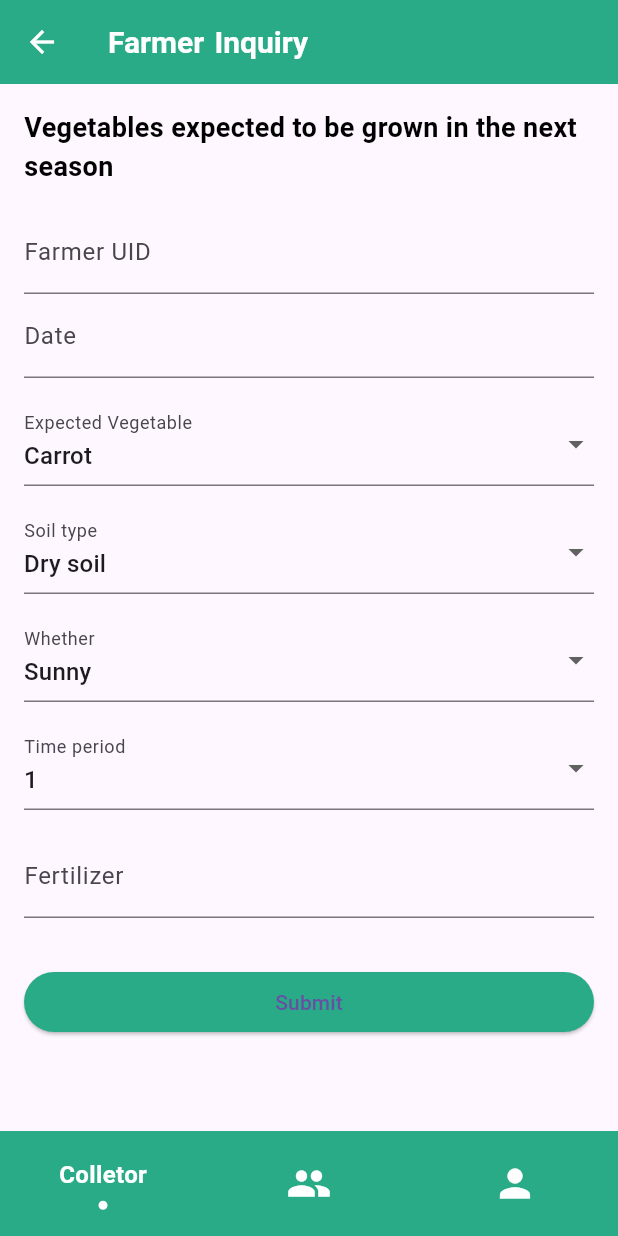
After one commit to SahanMedonsa/saviru-collector, a Flutter app: the UpdateInquiry screen opened by its route, on a phone screen of 412 x 824 dp. The commit adds this screen. Run offline on Flutter 3.47's test engine with Material 3 defaults, Android fonts, the phone set to English and light mode, and no system bars; drawn by our look-alikes of sliding_clipped_nav_bar; our stand-ins replace cloud_firestore, firebase_core, go_router; accounts and stored records are empty.

Commit message:
farmer inquiry

```diff
--- a/collector/lib/main.dart
+++ b/collector/lib/main.dart
@@ -32,7 +32,8 @@ class _MyAppState extends State<MyApp> {
               titleTextStyle: TextStyle(
                   fontSize: 20,
                   color: Colors.white,
-                  fontWeight: FontWeight.w600),
+                  fontWeight: FontWeight.w600,
+                  wordSpacing: 2),
               color: ColorPalette.Jungle_Green,
               iconTheme: IconThemeData(color: Colors.white)),
           elevatedButtonTheme: const ElevatedButtonThemeData(
--- a/collector/lib/navbar/app_navigation.dart
+++ b/collector/lib/navbar/app_navigation.dart
@@ -3,6 +3,7 @@ import 'package:collector/pages/Farmers.dart';
 import 'package:collector/pages/distributor.dart';
 import 'package:collector/pages/farmerinquiry.dart';
 import 'package:collector/pages/hervestcollection.dart';
+import 'package:collector/pages/updateinquiry.dart';
 import 'package:flutter/widgets.dart';
 import 'package:go_router/go_router.dart';
 
@@ -73,7 +74,17 @@ class AppNavigation {
                       key: state.pageKey,
                     );
                   },
+                  routes: [
+                    GoRoute(
+                      path: 'farmerinquiry',
+                      name: 'farmerinquiry',
+                      builder: (context, state) {
+                        return UpdateInquiry(
+                          key: state.pageKey,
+                        );
+                      },
                     )
+                  ])
             ]),
 
             // // distributor
--- a/collector/lib/pages/hervestcollection.dart
+++ b/collector/lib/pages/hervestcollection.dart
@@ -1,4 +1,5 @@
 import 'package:cloud_firestore/cloud_firestore.dart';
+import 'package:collector/components/Colorpallet.dart';
 import 'package:collector/model/FarmerDetailmodel.dart';
 import 'package:collector/service/farmer_db_service.dart';
 import 'package:flutter/material.dart';
@@ -48,7 +49,15 @@ class _farmersState extends State<Collection> {
                   },
                   child: Card(
                     child: ListTile(
-                      title: Text(farmer.firstname),
+                      tileColor: ColorPalette.forest_Green.withOpacity(0.2),
+                      title: Row(
+                        mainAxisAlignment: MainAxisAlignment.spaceBetween,
+                        children: [
+                          Text(farmer.firstname + farmer.lastname),
+                          Text(farmer.phonenum.toString())
+                        ],
+                      ),
+                      subtitle: Text(farmer.nic),
                     ),
                   ),
                 ));
--- /dev/null
+++ b/collector/lib/pages/updateinquiry.dart
@@ -0,0 +1,170 @@
+import 'package:collector/components/Gtext.dart';
+import 'package:flutter/material.dart';
+
+class UpdateInquiry extends StatefulWidget {
+  const UpdateInquiry({super.key});
+
+  @override
+  State<UpdateInquiry> createState() => _farmereInquiryState();
+}
+
+class _farmereInquiryState extends State<UpdateInquiry> {
+  // Define variables to hold form field values
+  String _textField1Value = '';
+  String _textField2Value = '';
+
+  // List of dropdown items
+  List<String> _dropdownItems1 = ['Carrot', 'Carbadge', 'Capcicum'];
+  List<String> _dropdownItems2 = [
+    'Dry soil ',
+    'Clay soil',
+    'Sandy soil',
+    'loang soil'
+  ];
+  List<String> _dropdownItems3 = ['Sunny', 'Rainy', 'Windy', 'Cloudy'];
+  List<String> _dropdownItems4 = ['1', '2', '3', '4', '5', '6'];
+
+  @override
+  Widget build(BuildContext context) {
+    String dropdownValue1 = _dropdownItems1.first;
+    String dropdownValue2 = _dropdownItems2.first;
+    String dropdownValue3 = _dropdownItems3.first;
+    String dropdownValue4 = _dropdownItems4.first;
+
+    return Scaffold(
+      appBar: AppBar(
+        title: Text('Farmer Inquiry'),
+      ),
+      body: Padding(
+        padding: const EdgeInsets.all(16.0),
+        child: SingleChildScrollView(
+          scrollDirection: Axis.vertical,
+          child: Column(
+            mainAxisAlignment: MainAxisAlignment.center,
+            children: [
+              Gtext(
+                text: 'Vegetables expected to be grown in the next season',
+                tsize: 18,
+                tcolor: Colors.black,
+                fweight: FontWeight.w700,
+              ),
+              SizedBox(height: 16.0),
+              Form(
+                child: Column(
+                  crossAxisAlignment: CrossAxisAlignment.stretch,
+                  children: [
+                    TextFormField(
+                      decoration: InputDecoration(labelText: 'Farmer UID'),
+                      onChanged: (value) {
+                        setState(() {
+                          _textField2Value = value;
+                        });
+                      },
+                    ),
+                    TextFormField(
+                      decoration: InputDecoration(labelText: 'Date'),
+                      onChanged: (value) {
+                        setState(() {
+                          _textField2Value = value;
+                        });
+                      },
+                    ),
+
+                    SizedBox(height: 16.0),
+
+                    DropdownButtonFormField<String>(
+                      value: dropdownValue1,
+                      items: _dropdownItems1.map((item1) {
+                        return DropdownMenuItem<String>(
+                          value: item1,
+                          child: Text(item1),
+                        );
+                      }).toList(),
+                      onChanged: (value) {
+                        setState(() {
+                          dropdownValue1 = value ?? '';
+                        });
+                      },
+                      decoration:
+                          InputDecoration(labelText: 'Expected Vegetable'),
+                    ),
+                    SizedBox(height: 16.0),
+                    DropdownButtonFormField<String>(
+                      value: dropdownValue2,
+                      items: _dropdownItems2.map((item1) {
+                        return DropdownMenuItem<String>(
+                          value: item1,
+                          child: Text(item1),
+                        );
+                      }).toList(),
+                      onChanged: (value) {
+                        setState(() {
+                          dropdownValue1 = value ?? '';
+                        });
+                      },
+                      decoration: InputDecoration(labelText: 'Soil type'),
+                    ),
+                    SizedBox(height: 16.0),
+                    DropdownButtonFormField<String>(
+                      value: dropdownValue3,
+                      items: _dropdownItems3.map((item1) {
+                        return DropdownMenuItem<String>(
+                          value: item1,
+                          child: Text(item1),
+                        );
+                      }).toList(),
+                      onChanged: (value) {
+                        setState(() {
+                          dropdownValue1 = value ?? '';
+                        });
+                      },
+                      decoration: InputDecoration(labelText: 'Whether'),
+                    ),
+                    SizedBox(height: 16.0),
+                    DropdownButtonFormField<String>(
+                      value: dropdownValue4,
+                      items: _dropdownItems4.map((item1) {
+                        return DropdownMenuItem<String>(
+                          value: item1,
+                          child: Text(item1),
+                        );
+                      }).toList(),
+                      onChanged: (value) {
+                        setState(() {
+                          dropdownValue1 = value ?? '';
+                        });
+                      },
+                      decoration: InputDecoration(labelText: 'Time period'),
+                    ),
+                    SizedBox(height: 16.0),
+                    TextFormField(
+                      decoration: InputDecoration(labelText: 'Fertilizer'),
+                      onChanged: (value) {
+                        setState(() {
+                          _textField2Value = value;
+                        });
+                      },
+                    ),
+
+                    SizedBox(height: 32.0),
+
+                    // Submit Button
+                    ElevatedButton(
+                      onPressed: () {
+                        // Handle form submission here
+                        print('Form submitted');
+                        print('Text Field 1: $_textField1Value');
+                        print('Text Field 2: $_textField2Value');
+                      },
+                      child: Text('Submit'),
+                    ),
+                  ],
+                ),
+              ),
+            ],
+          ),
+        ),
+      ),
+    );
+  }
+}
```
Also changed, not shown: collector/lib/pages/farmerinquiry.dart (+43 -150 lines). Lines whose indentation alone changed are shown as unchanged.
